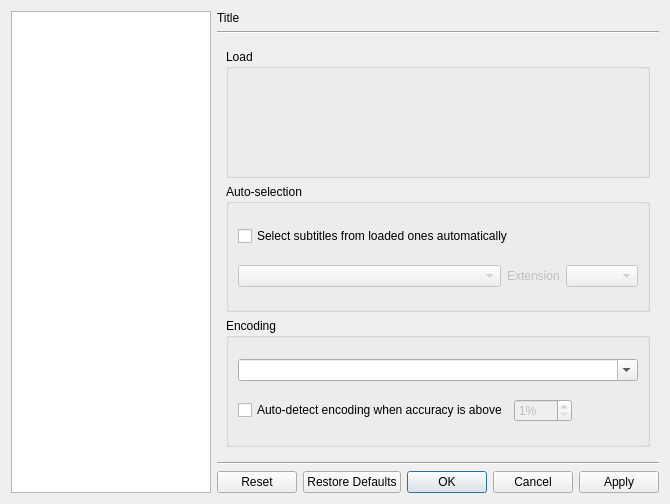
Above: src/bomi/ui/prefdialog.ui from bylee20/bomi before the change. Below: the same form after it.
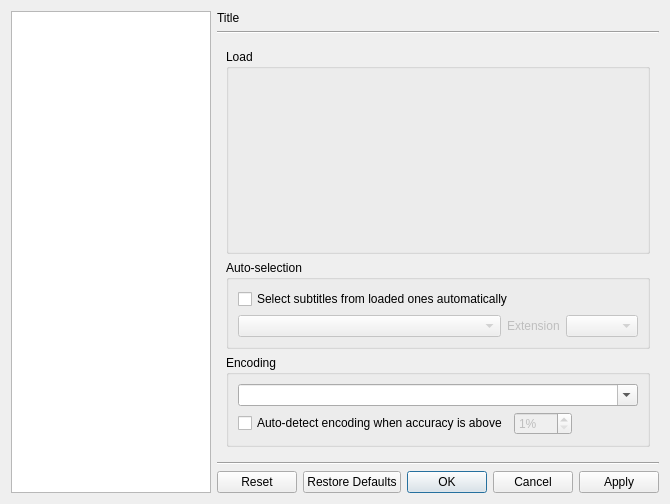
That is the form after the change. The open tabs and pages were chosen to show the change. Icons and pictures are not drawn. Custom widgets are drawn as their Qt base class.

```diff
--- a/src/bomi/ui/prefdialog.ui
+++ b/src/bomi/ui/prefdialog.ui
@@ -745,6 +745,12 @@
         <layout class="QVBoxLayout" name="verticalLayout_18">
          <item>
           <widget class="AutoloaderWidget" name="sub_autoload_v2">
+           <property name="sizePolicy">
+            <sizepolicy hsizetype="Preferred" vsizetype="Expanding">
+             <horstretch>0</horstretch>
+             <verstretch>0</verstretch>
+            </sizepolicy>
+           </property>
            <property name="title">
             <string>Load</string>
            </property>
```
Left out of the diff: 8 changed lines with no effect on the pictures.
